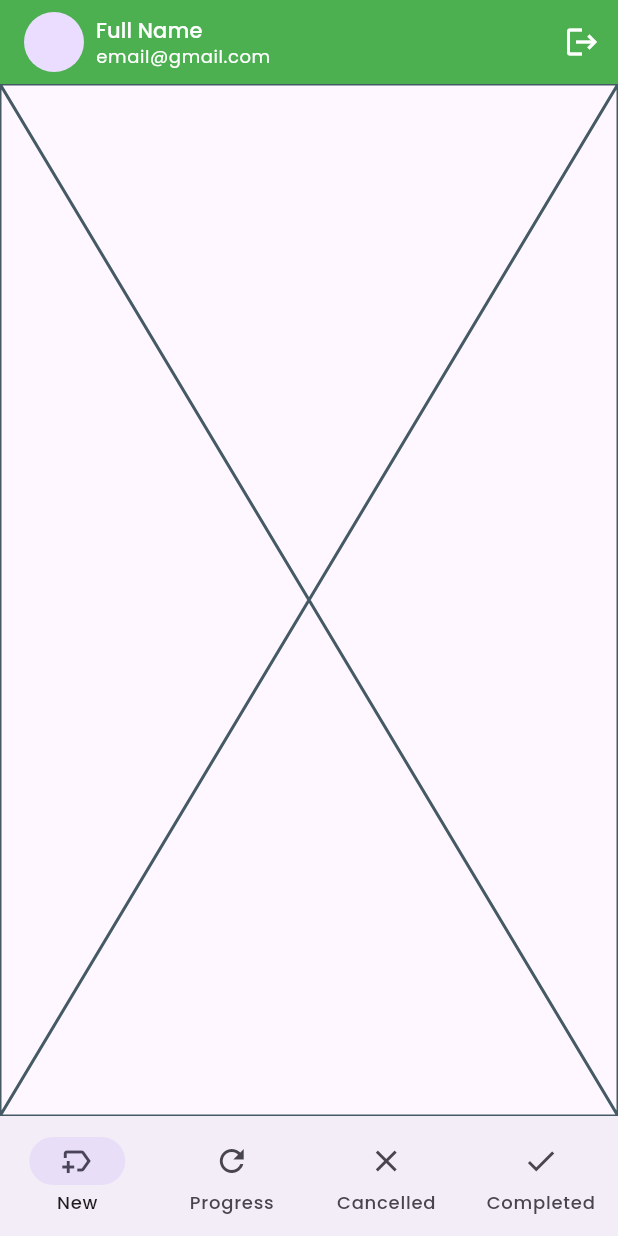
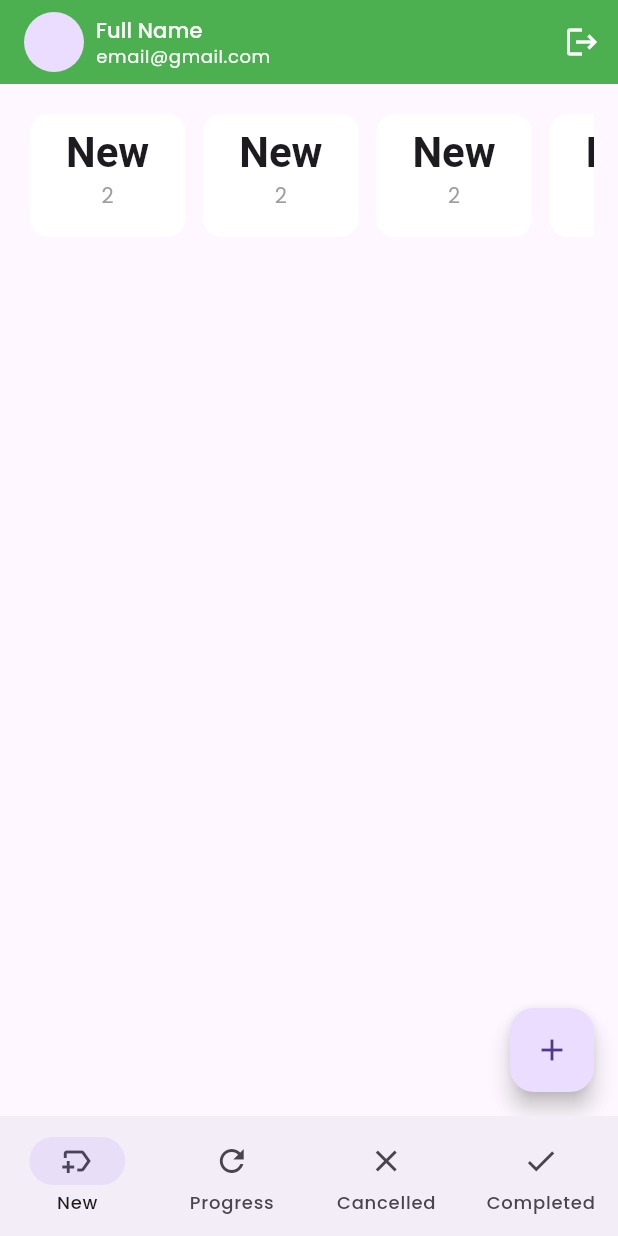
Before and after one commit to nahidmeraj765/task-management-app, a Flutter app: the screen it shows after launch, after a tap on the "arrow circle right" icon, on a phone screen of 412 x 824 dp. Run offline on Flutter 3.47's test engine with Material 3 defaults, Android fonts, the phone set to English and light mode, and no system bars; our stand-ins replace flutter_svg, google_fonts, pin_code_fields; statements that could not run were skipped.

```diff
--- a/lib/task_management_app.dart
+++ b/lib/task_management_app.dart
@@ -35,6 +35,9 @@ class TaskManagementApp extends StatelessWidget {
             ),
           ),
         ),
+        floatingActionButtonTheme: FloatingActionButtonThemeData(
+          backgroundColor:
+        )
       ),
       home: SplashScreen(),
     );
--- a/lib/ui/screens/project_task_screen.dart
+++ b/lib/ui/screens/project_task_screen.dart
@@ -10,6 +10,60 @@ class ProjectTaskScreen extends StatefulWidget {
 class _ProjectTaskScreenState extends State<ProjectTaskScreen> {
   @override
   Widget build(BuildContext context) {
-    return const Placeholder();
+    return Scaffold(
+      body: Padding(
+        padding: const EdgeInsets.symmetric(horizontal: 16.0),
+        child: Column(
+          children: [
+            const SizedBox(height: 16,),
+            SizedBox(
+              height: 90,
+              child: ListView.separated(
+                itemCount: 4,
+                primary: false,scrollDirection: Axis.horizontal,
+                itemBuilder: (context, index) {
+                  return TaskCountedByStatusCard(title: "New", count: 2);
+                },
+                separatorBuilder: (context, index) {
+                  return SizedBox(width: 4);
+                },
+              ),
+            ),
+          ],
+        ),
+      ),
+      floatingActionButton: FloatingActionButton(
+        onPressed: (){},
+        child: Icon(Icons.add),
+        ),
+    );
   }
 }
+
+class TaskCountedByStatusCard extends StatelessWidget {
+  const TaskCountedByStatusCard({
+    super.key,
+    required this.title,
+    required this.count,
+  });
+
+  final String title;
+  final int count;
+
+  @override
+  Widget build(BuildContext context) {
+    return Card(
+      elevation: 0,
+      color: Colors.white,
+      child: Padding(
+        padding: const EdgeInsets.symmetric(horizontal: 24.0, vertical: 8.0),
+        child: Column(
+          children: [
+            Text(title, style: Theme.of(context).textTheme.titleLarge),
+            Text('$count', style: TextStyle(color: Colors.grey)),
+          ],
+        ),
+      ),
+    );
+  }
+}
```
